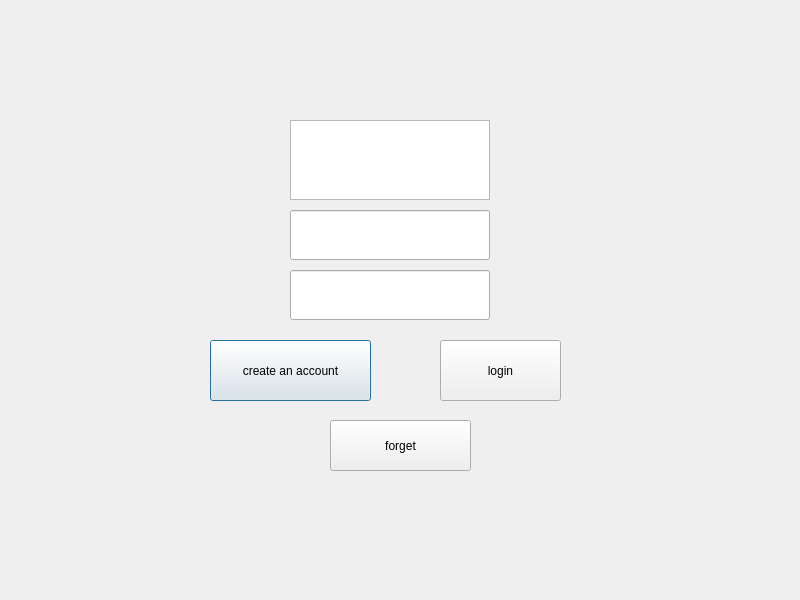
This is login.ui in YTGhost/LLK as Qt 5 draws it before an edit. The edited form follows.
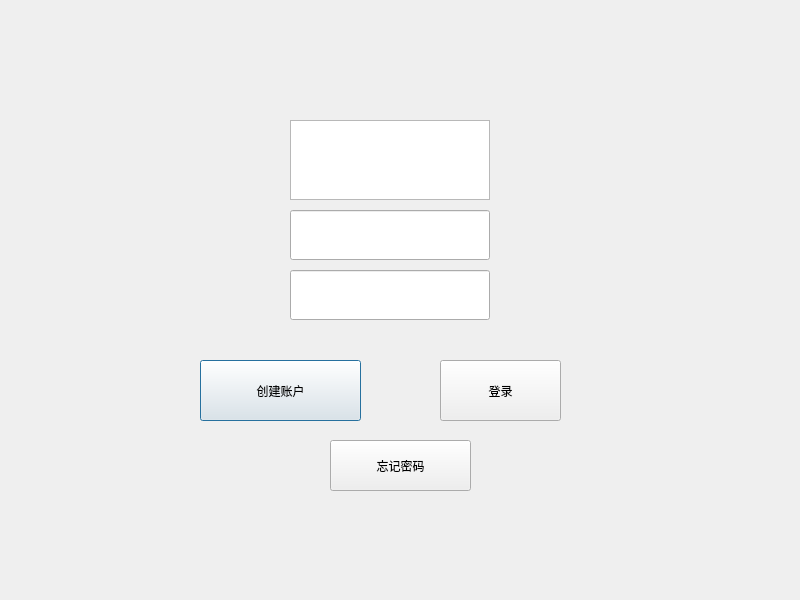
This is the edited form.

Diff of the .ui file:
```diff
--- a/login.ui
+++ b/login.ui
@@ -45,40 +45,40 @@
    <widget class="QPushButton" name="registerBtn">
     <property name="geometry">
      <rect>
-      <x>110</x>
-      <y>240</y>
+      <x>100</x>
+      <y>260</y>
       <width>161</width>
       <height>61</height>
      </rect>
     </property>
     <property name="text">
-     <string>create an account</string>
+     <string>创建账户</string>
     </property>
    </widget>
    <widget class="QPushButton" name="loginBtn">
     <property name="geometry">
      <rect>
       <x>340</x>
-      <y>240</y>
+      <y>260</y>
       <width>121</width>
       <height>61</height>
      </rect>
     </property>
     <property name="text">
-     <string>login</string>
+     <string>登录</string>
     </property>
    </widget>
    <widget class="QPushButton" name="forgetBtn">
     <property name="geometry">
      <rect>
       <x>230</x>
-      <y>320</y>
+      <y>340</y>
       <width>141</width>
       <height>51</height>
      </rect>
     </property>
     <property name="text">
-     <string>forget</string>
+     <string>忘记密码</string>
     </property>
    </widget>
    <widget class="QGraphicsView" name="graphicsView">
@@ -91,6 +91,19 @@
      </rect>
     </property>
    </widget>
+   <widget class="QLabel" name="label">
+    <property name="geometry">
+     <rect>
+      <x>230</x>
+      <y>220</y>
+      <width>201</width>
+      <height>31</height>
+     </rect>
+    </property>
+    <property name="text">
+     <string/>
+    </property>
+   </widget>
   </widget>
  </widget>
  <resources/>
```
